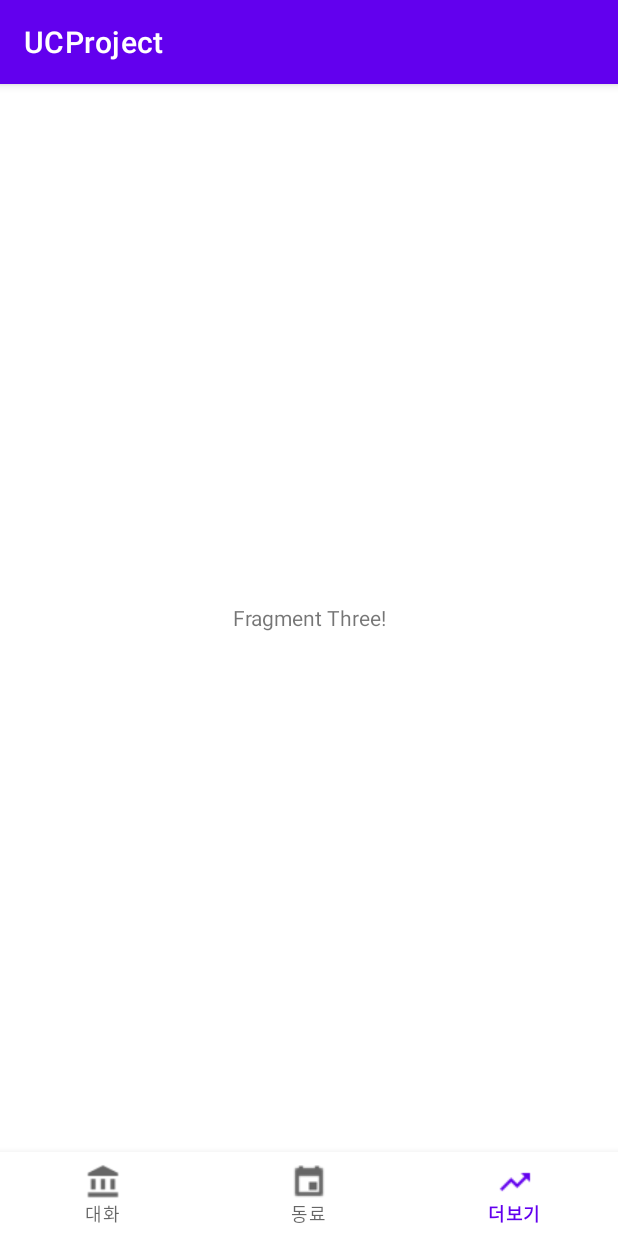
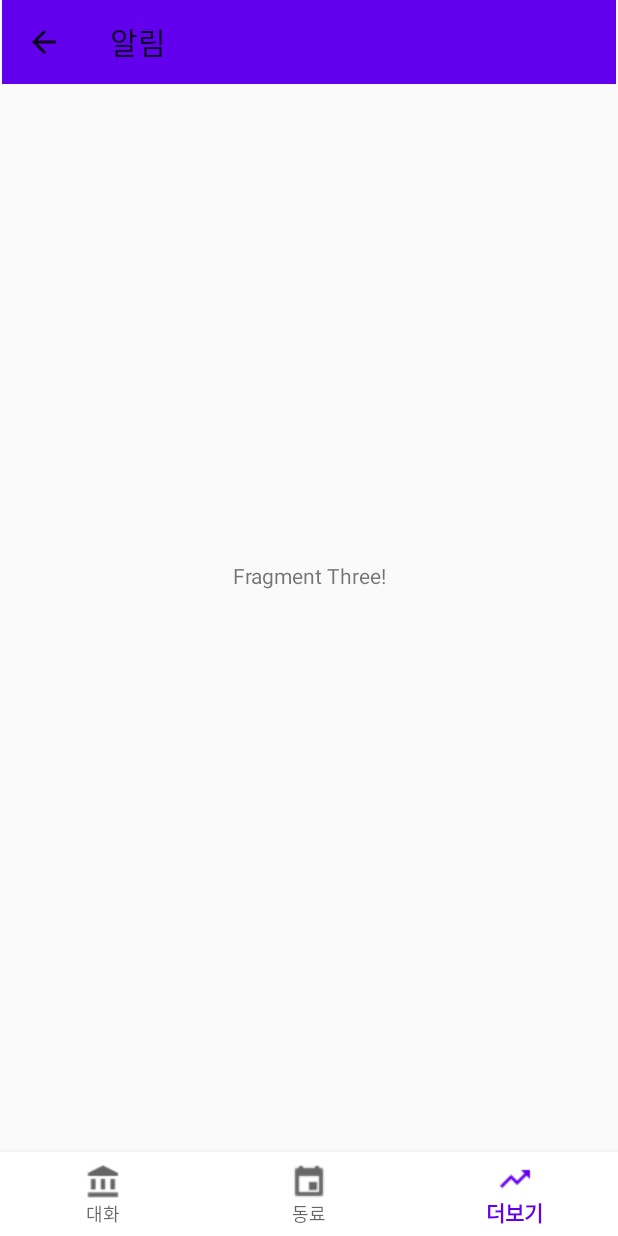
Before and after one commit to EomjunYoung/UCProject, an Android app: the screen it shows after launch (MainActivity), item 3 of the bottom bar chosen, on a phone screen of 412 x 824 dp. Run offline under Robolectric (Android 15) with nearby library versions, the phone set to English and light mode, and no system bars.

Commit message:
add toolbar(delete actionbar) and apply fragment toolbar title

```diff
--- a/app/src/main/AndroidManifest.xml
+++ b/app/src/main/AndroidManifest.xml
@@ -8,7 +8,7 @@
         android:label="@string/app_name"
         android:roundIcon="@mipmap/ic_launcher_round"
         android:supportsRtl="true"
-        android:theme="@style/Theme.UCProject">
+        android:theme="@style/AppTheme">
         <activity android:name=".MainActivity">
             <intent-filter>
                 <action android:name="android.intent.action.MAIN" />
--- a/app/src/main/java/com/example/ucproject/MainActivity.kt
+++ b/app/src/main/java/com/example/ucproject/MainActivity.kt
@@ -10,6 +10,7 @@ import com.example.ucproject.fragment.FragmentTwo
 import kotlinx.android.synthetic.main.activity_main.*
 
 class MainActivity : AppCompatActivity() {
+
 
     private val fragmentOne by lazy { FragmentOne() }
     private val fragmentTwo by lazy { FragmentTwo() }
@@ -24,6 +25,10 @@ class MainActivity : AppCompatActivity() {
     override fun onCreate(savedInstanceState: Bundle?) {
         super.onCreate(savedInstanceState)
         setContentView(R.layout.activity_main)
+
+        setSupportActionBar(toolbar)
+        supportActionBar?.setDisplayHomeAsUpEnabled(true);//뒤로가기 버튼추가
+//        supportActionBar?.title = "아이템 추가하기" //툴바 타이틀 설정
 
         initViewPager()
         initNavigationBar2()
@@ -88,9 +93,18 @@ class MainActivity : AppCompatActivity() {
             registerOnPageChangeCallback(object: ViewPager2.OnPageChangeCallback(){
                 override fun onPageSelected(position: Int) {
                     val navigation = when(position){
-                        0 -> R.id.first
-                        1 -> R.id.second
-                        2 -> R.id.third
+                        0 -> {
+                            supportActionBar?.title = "대화"
+                            R.id.first
+                        }
+                        1 -> {
+                            supportActionBar?.title = "동료"
+                            R.id.second
+                        }
+                        2 -> {
+                            supportActionBar?.title = "알림"
+                            R.id.third
+                        }
                         else -> R.id.first
                     }
 
--- a/app/src/main/res/layout/activity_main.xml
+++ b/app/src/main/res/layout/activity_main.xml
@@ -5,6 +5,18 @@
     android:layout_width="match_parent"
     android:layout_height="match_parent"
     tools:context=".MainActivity">
+
+    <androidx.appcompat.widget.Toolbar
+        android:id="@+id/toolbar"
+        android:layout_width="409dp"
+        android:layout_height="wrap_content"
+        android:layout_marginStart="1dp"
+        android:layout_marginLeft="1dp"
+        android:background="?attr/colorPrimary"
+        android:minHeight="?attr/actionBarSize"
+        android:theme="?attr/actionBarTheme"
+        app:layout_constraintStart_toStartOf="parent"
+        app:layout_constraintTop_toTopOf="parent" />
 
     <androidx.viewpager2.widget.ViewPager2
         android:layout_width="0dp"
--- a/app/src/main/res/layout/fragment_one.xml
+++ b/app/src/main/res/layout/fragment_one.xml
@@ -7,7 +7,6 @@
     xmlns:app="http://schemas.android.com/apk/res-auto"
     tools:context=".fragment.FragmentOne">
 
-
     <androidx.constraintlayout.widget.ConstraintLayout
         android:layout_width="match_parent"
         android:layout_height="match_parent">
@@ -16,6 +15,7 @@
             android:id="@+id/listView"
             android:layout_width="match_parent"
             android:layout_height="wrap_content"
+            android:layout_marginTop="?attr/actionBarSize"
             app:layout_constraintTop_toTopOf="parent">
 
         </androidx.recyclerview.widget.RecyclerView>
--- a/app/src/main/res/values/themes.xml
+++ b/app/src/main/res/values/themes.xml
@@ -13,4 +13,20 @@
         <item name="android:statusBarColor" tools:targetApi="l">?attr/colorPrimaryVariant</item>
         <!-- Customize your theme here. -->
     </style>
+
+
+    <!-- Base application theme. -->
+    <style name="AppTheme" parent="Theme.AppCompat.Light.NoActionBar">
+        <!-- Primary brand color. -->
+        <item name="colorPrimary">@color/purple_500</item>
+        <item name="colorPrimaryVariant">@color/purple_700</item>
+        <item name="colorOnPrimary">@color/white</item>
+        <!-- Secondary brand color. -->
+        <item name="colorSecondary">@color/teal_200</item>
+        <item name="colorSecondaryVariant">@color/teal_700</item>
+        <item name="colorOnSecondary">@color/black</item>
+        <!-- Status bar color. -->
+        <item name="android:statusBarColor" tools:targetApi="l">?attr/colorPrimaryVariant</item>
+        <!-- Customize your theme here. -->
+    </style>
 </resources>
```
